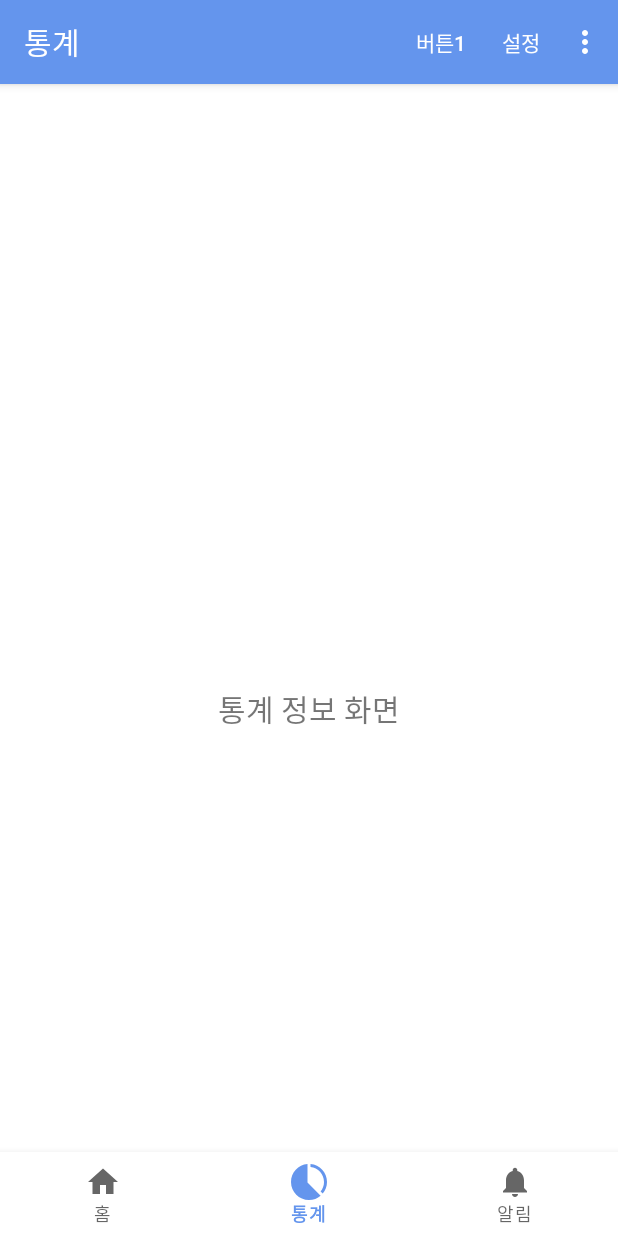
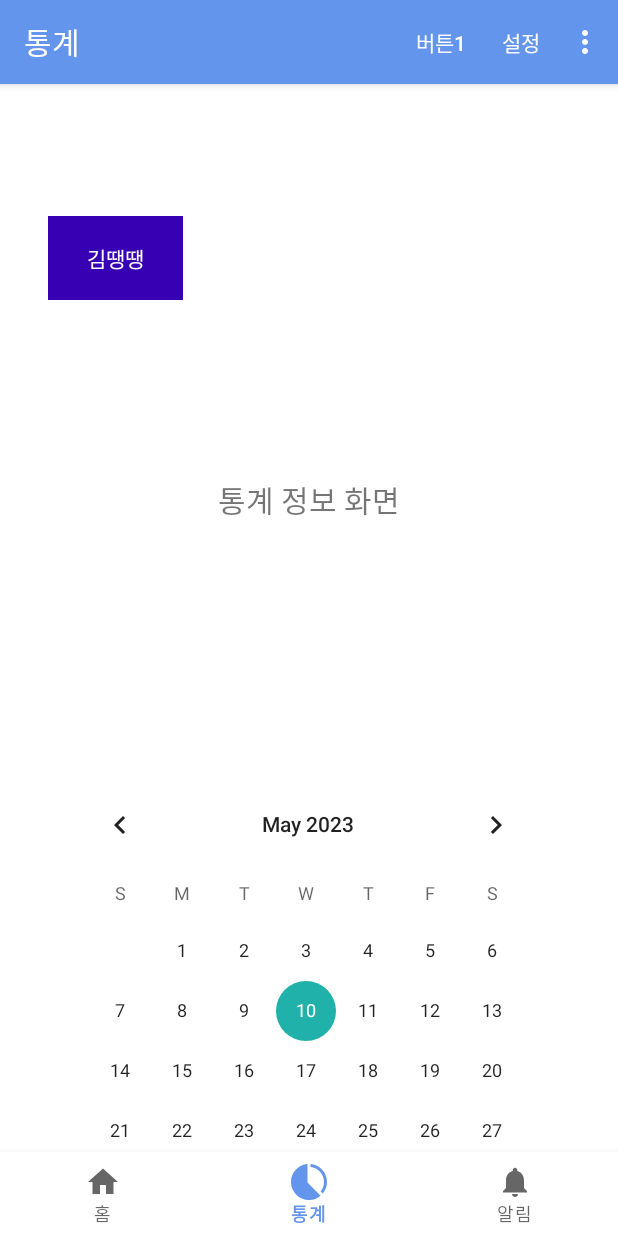
Before and after one commit to CodeFactorizers/Project-Insubunhae, an Android app: the StatisticsFragment screen opened through its navigation route, on a phone screen of 412 x 824 dp. Run offline under Robolectric (Android 15) with nearby library versions, the phone set to English and light mode, and no system bars; our stand-ins replace navigation-ui.

Commit message:
mini calendar intro

```diff
--- a/app/src/main/java/com/sgcd/insubunhae/MainActivity.java
+++ b/app/src/main/java/com/sgcd/insubunhae/MainActivity.java
@@ -1,7 +1,13 @@
 package com.sgcd.insubunhae;
+
+// [통계] 미니 캘린더
+import java.util.Date;
+import java.text.SimpleDateFormat;
+import java.util.Calendar;
 
 import android.content.Intent;
 import android.os.Bundle;
+import android.util.Log;
 import android.view.Menu;
 
 import com.google.android.material.bottomnavigation.BottomNavigationView;
@@ -16,6 +22,7 @@ import android.view.MenuInflater;
 import android.database.Cursor;
 import android.database.sqlite.SQLiteDatabase;
 import android.view.MenuItem;
+import android.widget.CalendarView;
 
 import com.sgcd.insubunhae.databinding.ActivityMainBinding;
 import com.sgcd.insubunhae.db.DBHelper;
@@ -25,9 +32,13 @@ public class MainActivity extends AppCompatActivity {
 
     private ActivityMainBinding binding;
 
+    // DB 관련
     DBHelper dbHelper;
     SQLiteDatabase idb = null;
     private Cursor dbCursor;
+
+    // [통계] 미니 캘린더 관련
+    private CalendarView calendarView;
 
     //PR test comment2
 
@@ -44,7 +55,7 @@ public class MainActivity extends AppCompatActivity {
         // also be created.
         idb = dbHelper.getWritableDatabase();
 
-        // MESSENGER_HISTORY data 추가
+        /* MESSENGER_HISTORY data 추가
         dbHelper.insertMessengerHistory(1, 1000, "2022-01-01 10:30:00", "SAT", "msg", 10);
         dbHelper.insertMessengerHistory(2, 1000, "2022-01-01 10:40:00", "SAT", "katalk", 5);
         dbHelper.insertMessengerHistory(3, 1001, "2022-01-02 10:30:00", "SUN", "msg", 10);
@@ -58,6 +69,10 @@ public class MainActivity extends AppCompatActivity {
         dbHelper.insertMessengerHistory(11, 1005, "2022-01-05 10:32:00", "WED", "msg", 10);
         dbHelper.insertMessengerHistory(12, 1005, "2022-01-05 10:33:00", "WED", "msg", 10);
         dbHelper.insertMessengerHistory(13, 1005, "2022-01-05 10:34:00", "WED", "msg", 10);
+        */
+
+        calendarView = findViewById(R.id.calendarView);
+        paintMiniCalendar();
 
         BottomNavigationView navView = findViewById(R.id.nav_view);
         // Passing each menu ID as a set of Ids because each
@@ -68,6 +83,76 @@ public class MainActivity extends AppCompatActivity {
         NavController navController = Navigation.findNavController(this, R.id.nav_host_fragment_activity_main);
         NavigationUI.setupActionBarWithNavController(this, navController, appBarConfiguration);
         NavigationUI.setupWithNavController(binding.navView, navController);
+    }
+
+    // [통계] 미니 캘린더 구현
+    public void paintMiniCalendar() {
+        int calc_fam = 0; // 친밀도(계산값)
+        int content_score = 1; // 최근 연락내용(점수 1~5점)
+        int user_fam = 1; // 친밀도(유저 입력)
+        int how_long_month = -1; // 알고 지낸 시간(월)
+        int recent_days = -1; // 최근 연락일 ~ 현재(일)
+        int recent_score = -1; // 최근 연락일(점수 1~5점)
+
+        // DB에서 data 추출할 예정
+        String recent_contact = "23-05-09 13:30:00";
+        String first_contact = "23-05-08 13:30:00";
+
+        // currentTimestamp = 현재 시간(yy-MM-dd HH:mm:ss) ---------------------------------*/
+        Date currentDate = new Date();
+
+        SimpleDateFormat dateFormat = new SimpleDateFormat("yy-MM-dd HH:mm:ss");
+
+        Calendar calendar = Calendar.getInstance();
+        calendar.setTime(currentDate);
+
+        String currentTimestamp = dateFormat.format(calendar.getTime());
+        Log.d("Calendar", "currentTimestamp : " + currentTimestamp);
+        //-------------------------------------------------------------------------------*/
+
+        // how_long_month, recent_days, recent_score 계산 --------------------------------*/
+        try {
+            Date date1 = dateFormat.parse(recent_contact);
+            Date date2 = dateFormat.parse(currentTimestamp);
+
+            long milliseconds = date2.getTime() - date1.getTime();
+
+            how_long_month = (int) (milliseconds / (30 * 24 * 60 * 60 * 1000));
+            Log.d("Calendar", "how_long_month : " + how_long_month);
+        } catch (Exception e) {
+            e.printStackTrace();
+        }
+
+        try {
+            Date date1 = dateFormat.parse(first_contact);
+            Date date2 = dateFormat.parse(currentTimestamp);
+
+            long milliseconds = date2.getTime() - date1.getTime();
+
+            recent_days = (int) (milliseconds / (24 * 60 * 60 * 1000));
+            Log.d("Calendar", "recent_days : " + recent_days);
+        } catch (Exception e) {
+            e.printStackTrace();
+        }
+
+        if (recent_days >= 0 && recent_days <= 3) {
+            recent_score = 5;
+        }
+        else if (recent_days >= 4 && recent_days <= 7) {
+            recent_score = 4;
+        }
+        else if (recent_days >= 8 && recent_days <= 30) {
+            recent_score = 3;
+        }
+        else if (recent_days >= 31 && recent_days <= 180) {
+            recent_score = 2;
+        }
+        else if (recent_days >= 180) {
+            recent_score = 1;
+        }
+        Log.d("Calendar", "recent_score : " + recent_score);
+        //-------------------------------------------------------------------------------*/
+
     }
 
     // Inflating the menu items from the menu_items.xml file
--- a/app/src/main/res/layout/fragment_statistics.xml
+++ b/app/src/main/res/layout/fragment_statistics.xml
@@ -17,6 +17,35 @@
         android:textSize="20sp"
         app:layout_constraintBottom_toBottomOf="parent"
         app:layout_constraintEnd_toEndOf="parent"
+        app:layout_constraintHorizontal_bias="0.0"
+        app:layout_constraintStart_toStartOf="parent"
+        app:layout_constraintTop_toTopOf="parent"
+        app:layout_constraintVertical_bias="0.294" />
+
+    <CalendarView
+        android:id="@+id/calendarView"
+        android:layout_width="332dp"
+        android:layout_height="292dp"
+        android:layout_marginTop="16dp"
+        android:layout_marginBottom="16dp"
+        app:layout_constraintBottom_toBottomOf="parent"
+        app:layout_constraintEnd_toEndOf="parent"
+        app:layout_constraintHorizontal_bias="0.493"
+        app:layout_constraintStart_toStartOf="parent"
+        app:layout_constraintTop_toTopOf="parent"
+        app:layout_constraintVertical_bias="1.0" />
+
+    <TextView
+        android:id="@+id/textView"
+        android:layout_width="90dp"
+        android:layout_height="56dp"
+        android:layout_marginStart="32dp"
+        android:layout_marginTop="32dp"
+        android:background="@color/purple_700"
+        android:gravity="center"
+        android:text="김땡땡"
+        android:textColor="@color/white"
         app:layout_constraintStart_toStartOf="parent"
         app:layout_constraintTop_toTopOf="parent" />
+
 </androidx.constraintlayout.widget.ConstraintLayout>
```
